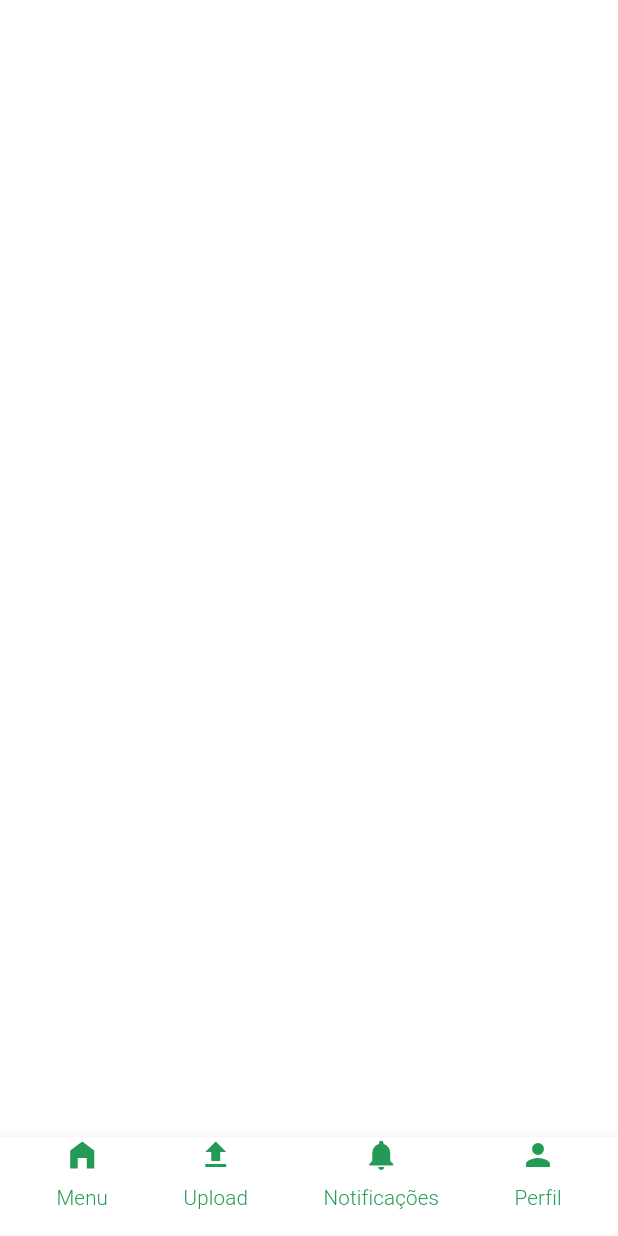
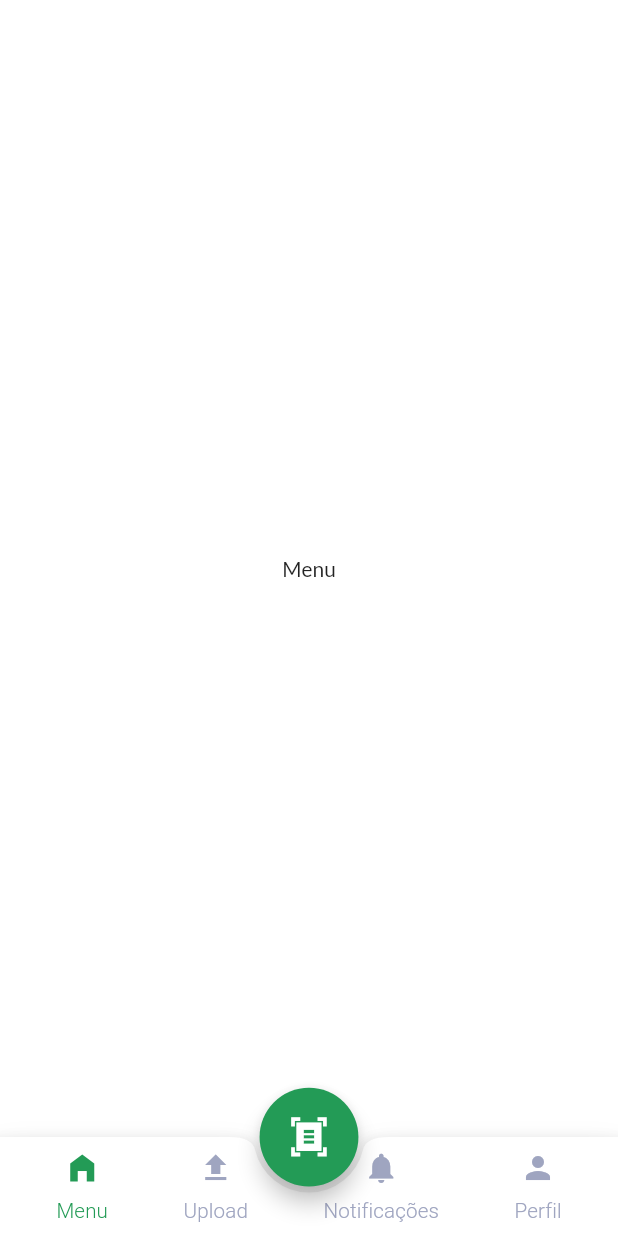
Before and after one commit to GustavoOrelio/AppReceitas, a Flutter app: the TelaMenu screen opened by its route, on a phone screen of 412 x 824 dp. Run offline on Flutter 3.47's test engine with Material 2 defaults, Android fonts, the phone set to English and light mode, and no system bars; our stand-ins replace flutter_svg, google_fonts, sizer.

Commit message:
Finalizando o Bottom Bar

```diff
--- a/lib/main.dart
+++ b/lib/main.dart
@@ -91,6 +91,9 @@ class MyApp extends StatelessWidget {
                   color: kErrorBorderColor, style: BorderStyle.solid),
             ),
           ),
+          bottomAppBarTheme: const BottomAppBarTheme(
+            shape: CircularNotchedRectangle(),
+          )
         ),
         initialRoute: TelaPrincipal.routeName,
         routes: <String, WidgetBuilder>{
--- a/lib/telas/tela_menu/tela_menu.dart
+++ b/lib/telas/tela_menu/tela_menu.dart
@@ -1,4 +1,5 @@
 import 'package:cardapio/constants.dart';
+import 'package:cardapio/widgets_globais/custom_bottombar.dart';
 import 'package:flutter/material.dart';
 import 'package:sizer/sizer.dart';
 
@@ -10,8 +11,11 @@ class TelaMenu extends StatefulWidget {
 }
 
 class _TelaMenuState extends State<TelaMenu> {
+  int _selectedIndex = 0;
+
   @override
   Widget build(BuildContext context) {
+    PageController myPage = PageController(initialPage: _selectedIndex);
     return Scaffold(
       resizeToAvoidBottomInset: true,
       bottomNavigationBar: BottomAppBar(
@@ -24,71 +28,91 @@ class _TelaMenuState extends State<TelaMenu> {
             mainAxisAlignment: MainAxisAlignment.spaceAround,
             children: [
               CustomBottomBar(
-                  onPress: () {},
+                  onPress: () {
+                    setState(() {
+                      _selectedIndex = 0;
+                      myPage.jumpToPage(_selectedIndex);
+                    });
+                  },
                   title: 'Menu',
-                  iconColor: kPrimaryColor,
-                  textColor: kPrimaryColor,
+                  iconColor:
+                      _selectedIndex == 0 ? kPrimaryColor : kTextSecondaryColor,
+                  textColor:
+                      _selectedIndex == 0 ? kPrimaryColor : kTextSecondaryColor,
                   iconData: Icons.home_filled),
               CustomBottomBar(
-                  onPress: () {},
+                  onPress: () {
+                    setState(() {
+                      _selectedIndex = 1;
+                      myPage.jumpToPage(_selectedIndex);
+                    });
+                  },
                   title: 'Upload',
-                  iconColor: kPrimaryColor,
-                  textColor: kPrimaryColor,
+                  iconColor:
+                      _selectedIndex == 1 ? kPrimaryColor : kTextSecondaryColor,
+                  textColor:
+                      _selectedIndex == 1 ? kPrimaryColor : kTextSecondaryColor,
                   iconData: Icons.upload),
               CustomBottomBar(
-                  onPress: () {},
+                  onPress: () {
+                    setState(() {
+                      _selectedIndex = 2;
+                      myPage.jumpToPage(_selectedIndex);
+                    });
+                  },
                   title: 'Notificações',
-                  iconColor: kPrimaryColor,
-                  textColor: kPrimaryColor,
+                  iconColor:
+                      _selectedIndex == 2 ? kPrimaryColor : kTextSecondaryColor,
+                  textColor:
+                      _selectedIndex == 2 ? kPrimaryColor : kTextSecondaryColor,
                   iconData: Icons.notifications),
               CustomBottomBar(
-                  onPress: () {},
+                  onPress: () {
+                    setState(() {
+                      _selectedIndex = 3;
+                      myPage.jumpToPage(_selectedIndex);
+                    });
+                  },
                   title: 'Perfil',
-                  iconColor: kPrimaryColor,
-                  textColor: kPrimaryColor,
+                  iconColor:
+                      _selectedIndex == 3 ? kPrimaryColor : kTextSecondaryColor,
+                  textColor:
+                      _selectedIndex == 3 ? kPrimaryColor : kTextSecondaryColor,
                   iconData: Icons.person),
             ],
           ),
         ),
       ),
+      body: PageView(
+        controller: myPage,
+        physics: const NeverScrollableScrollPhysics(),
+        children: const <Widget>[
+          Center(
+            child: Text('Menu')
+          ),
+          Center(
+              child: Text('Upload')
+          ),
+          Center(
+              child: Text('Notificações')
+          ),
+          Center(
+              child: Text('Perfil')
+          ),
+        ],
+      ),
+      floatingActionButton: SizedBox(
+        width: 16.w,
+        height: 8.h,
+        child: FittedBox(
+          child: FloatingActionButton(
+            onPressed: () {},
+            backgroundColor: kPrimaryColor,
+            child: const Icon(Icons.document_scanner_sharp),
+          ),
+        ),
+      ),
+      floatingActionButtonLocation: FloatingActionButtonLocation.centerDocked,
     );
   }
 }
-
-class CustomBottomBar extends StatelessWidget {
-  const CustomBottomBar(
-      {Key? key,
-      required this.onPress,
-      required this.title,
-      required this.iconColor,
-      required this.textColor,
-      required this.iconData})
-      : super(key: key);
-  final VoidCallback onPress;
-  final String title;
-  final Color iconColor;
-  final Color textColor;
-  final IconData iconData;
-
-  @override
-  Widget build(BuildContext context) {
-    return InkWell(
-      onTap: onPress,
-      child: Column(
-        children: [
-          Icon(
-            iconData,
-            color: iconColor,
-          ),
-          kSizedBox1,
-          Text(
-            title,
-            style: Theme.of(context).textTheme.subtitle2!.copyWith(
-                  color: textColor,
-                ),
-          )
-        ],
-      ),
-    );
-  }
-}
--- /dev/null
+++ b/lib/widgets_globais/custom_bottombar.dart
@@ -0,0 +1,42 @@
+import 'package:cardapio/constants.dart';
+import 'package:flutter/material.dart';
+
+class CustomBottomBar extends StatelessWidget {
+  const CustomBottomBar(
+      {Key? key,
+        required this.onPress,
+        required this.title,
+        required this.iconColor,
+        required this.textColor,
+        required this.iconData})
+      : super(key: key);
+  final VoidCallback onPress;
+  final String title;
+  final Color iconColor;
+  final Color textColor;
+  final IconData iconData;
+
+  @override
+  Widget build(BuildContext context) {
+    return InkWell(
+      onTap: onPress,
+      child: Column(
+        mainAxisAlignment: MainAxisAlignment.center,
+        crossAxisAlignment: CrossAxisAlignment.center,
+        children: [
+          Icon(
+            iconData,
+            color: iconColor,
+          ),
+          kSizedBox1,
+          Text(
+            title,
+            style: Theme.of(context).textTheme.subtitle2!.copyWith(
+              color: textColor,
+            ),
+          )
+        ],
+      ),
+    );
+  }
+}
```
